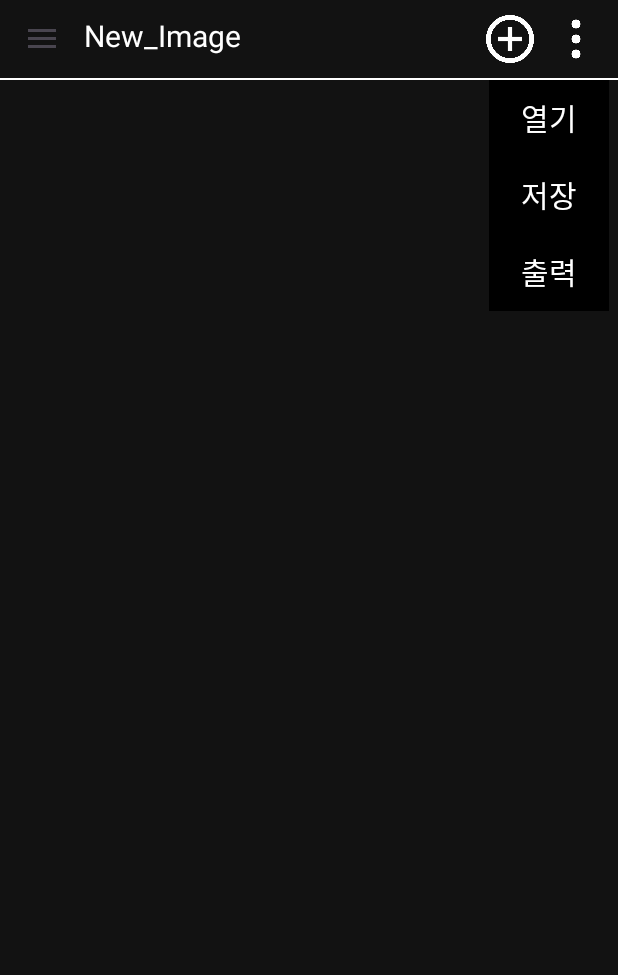
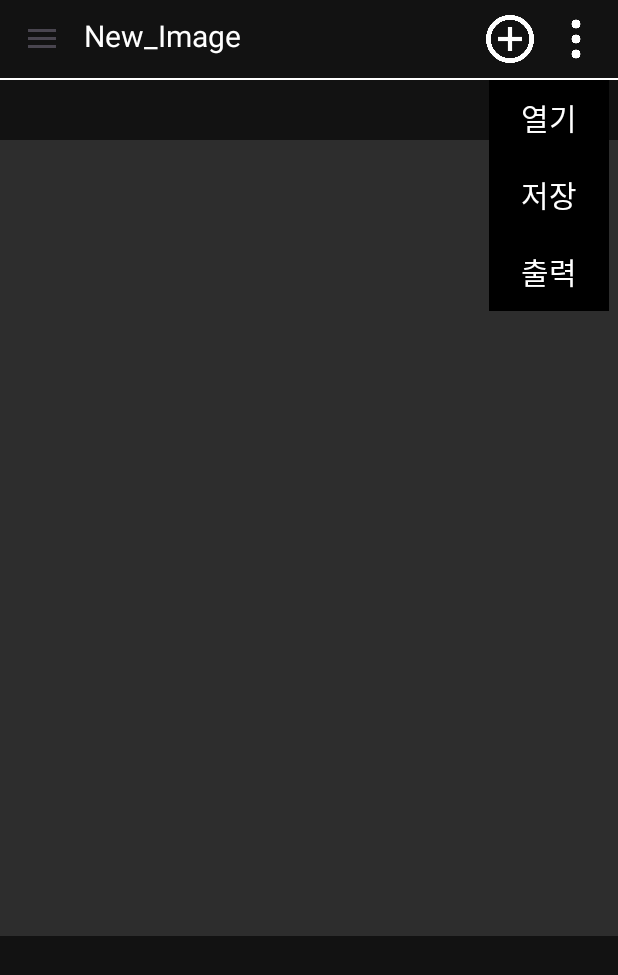
Before and after one commit to corangg/Img_decorat, an Android app: the screen it shows after launch (MainActivity), after a tap on "열기", on a phone screen of 412 x 824 dp. Shown: the top 975 px of the screen. Run offline under Robolectric (Android 15) with nearby library versions, the phone set to English and light mode, and no system bars; our stand-ins replace Dagger/Hilt's generated code, data binding; 2 other taps on this screen came first.

Commit message:
-드로우 레이아웃에 체크 박스 추가 -이미지 뷰 추가

```diff
--- a/src/main/java/com/example/img_decorat/ui/MainActivity.kt
+++ b/src/main/java/com/example/img_decorat/ui/MainActivity.kt
@@ -4,18 +4,11 @@ import android.Manifest
 import android.app.Activity
 import android.content.Intent
 import android.content.pm.PackageManager
-import android.graphics.Bitmap
-import android.graphics.BitmapFactory
-import android.net.Uri
 import android.os.Bundle
-import android.provider.MediaStore
-import android.util.Log
-import android.view.Menu
 import android.view.MenuItem
 import android.view.View
 import android.view.animation.AnimationUtils
 import android.widget.ImageButton
-import android.widget.LinearLayout
 import androidx.activity.enableEdgeToEdge
 import androidx.activity.result.contract.ActivityResultContracts
 import androidx.activity.viewModels
@@ -29,36 +22,25 @@ import androidx.databinding.DataBindingUtil
 import androidx.databinding.ViewDataBinding
 import androidx.recyclerview.widget.DividerItemDecoration
 import androidx.recyclerview.widget.LinearLayoutManager
+import com.example.img_decorat.ImgLayerData
 import com.example.img_decorat.R
 import com.example.img_decorat.RequestCode
 import com.example.img_decorat.databinding.ActivityMainBinding
 import com.example.img_decorat.ui.adapter.LayerAdapter
 import com.example.img_decorat.ui.adapter.MenuAdapter
 import com.example.img_decorat.viewmodel.MainViewModel
+import java.util.LinkedList
 
-class MainActivity : AppCompatActivity(),MenuAdapter.OnItemClickListener,LayerAdapter.OnItemClickListener {
+class MainActivity : AppCompatActivity(),MenuAdapter.OnItemClickListener,LayerAdapter.OnLayerItemClickListener {
     private lateinit var binding : ActivityMainBinding
     private val viewModel: MainViewModel by viewModels()
     lateinit var drawerToggle: ActionBarDrawerToggle
     lateinit var menuAdapter: MenuAdapter
     lateinit var layerAdapter: LayerAdapter
 
-    private val imagesList = mutableListOf<Uri>()
-
     val requestGalleryLauncher = registerForActivityResult(ActivityResultContracts.StartActivityForResult()){
         if(it.resultCode == Activity.RESULT_OK && it.data != null){
-            val data = it.data
-
-            data?.clipData?.let{ clipData ->
-                for (i in 0 until clipData.itemCount) {
-                    val imageUri: Uri = clipData.getItemAt(i).uri
-                    imagesList.add(imageUri)
-                }
-            } ?: data?.data?.let { uri ->
-                imagesList.add(uri)
-            }
-
-            viewModel.updateLayerList(imagesList)
+            viewModel.setImgLayerList(it.data)
         }
     }
 
@@ -106,7 +88,7 @@ class MainActivity : AppCompatActivity(),MenuAdapter.OnItemClickListener,LayerAd
         )
     }
 
-    private fun layerAdapterSet(list : MutableList<Uri>){
+    private fun layerAdapterSet(list : LinkedList<ImgLayerData>){
         binding.recycleLayer.layoutManager = LinearLayoutManager(this)
         layerAdapter = LayerAdapter(list,this)
 
@@ -123,6 +105,11 @@ class MainActivity : AppCompatActivity(),MenuAdapter.OnItemClickListener,LayerAd
 
     override fun onItemClick(position: Int) {
         position
+    }
+
+    override fun onCheckedClick(position: Int, checked: Boolean) {
+
+        viewModel.updateChecked(position, checked)
     }
 
     private fun setObserve(){
--- a/src/main/res/layout/activity_main.xml
+++ b/src/main/res/layout/activity_main.xml
@@ -72,6 +72,39 @@
                 android:layout_below="@+id/main_toolbar"
                 android:background="@color/white"/>
 
+            <View
+                android:layout_width="match_parent"
+                android:layout_height="wrap_content"
+                android:id="@+id/img_view"
+                android:layout_below="@id/line_toolbar"
+                android:layout_above="@id/edit_view"
+                android:layout_marginTop="40dp"
+                android:layout_marginBottom="80dp"
+                android:background="#2D2D2D" />
+
+            <LinearLayout
+                android:layout_width="match_parent"
+                android:layout_height="120dp"
+                android:id="@+id/edit_view"
+                android:layout_alignParentBottom="true"
+                android:orientation="horizontal">
+
+            </LinearLayout>
+
+            <!--<LinearLayout
+                android:layout_width="match_parent"
+                android:layout_height="match_parent"
+                android:orientation="vertical">
+
+                <View
+                    android:layout_width="match_parent"
+                    android:layout_height="match_parent"
+                    android:background="#2D2D2D" />
+
+            </LinearLayout>-->
+
+
+
             <LinearLayout
                 android:layout_width="80dp"
                 android:layout_height="wrap_content"
@@ -90,21 +123,34 @@
             </LinearLayout>
         </RelativeLayout>
 
-        <LinearLayout
-            android:layout_width="160dp"
+        <RelativeLayout
+            android:layout_width="170dp"
             android:layout_height="match_parent"
             android:layout_marginTop="100dp"
             android:layout_marginBottom="80dp"
             android:background="@drawable/bg_drawer_layout"
             android:id="@+id/main_drawer_view"
-            android:orientation="vertical"
             android:layout_gravity="start" >
             <androidx.recyclerview.widget.RecyclerView
                 android:layout_width="match_parent"
                 android:layout_height="match_parent"
                 android:layout_gravity="center"
+                android:paddingTop="20dp"
+                android:layout_marginBottom="80dp"
                 android:id="@+id/recycle_layer" />
-        </LinearLayout>
+            <ImageButton
+                android:layout_width="36dp"
+                android:layout_height="36dp"
+                android:id="@+id/layer_add"
+                android:layout_alignParentBottom="true"
+                android:layout_marginHorizontal="67dp"
+                android:layout_marginBottom="16dp"
+                android:background="@drawable/ic_add"
+                android:backgroundTint="@color/white"
+                android:onClick="@{()->viewmodel.addLayer()}"/>
+        </RelativeLayout>
+
+
 <!--        리사이클러뷰로 바꿔야함-->
 
 
--- a/src/main/res/values-night/themes.xml
+++ b/src/main/res/values-night/themes.xml
@@ -2,28 +2,9 @@
     <!-- Base application theme. -->
     <style name="Theme.Img_decorat" parent="Theme.Material3.DayNight.NoActionBar" >
         <item name="overlapAnchor">false</item>
-        <item name="android:dropDownVerticalOffset">?attr/actionBarSize</item>
-        <item name="android:dropDownWidth">48dp</item>
-        <item name="android:actionBarSize">48dp</item>
-        <!--<item name="colorOnPrimary">@color/white</item>
-        <item name="colorPrimary">@color/white</item>
-        <item name="colorSecondary">@color/white</item>
-        <item name="colorOnSecondary">@color/white</item>-->
-
-
-        <item name="colorAccent">@color/white</item>
-        <item name="android:textColorSecondary">@color/white</item>
-        <item name="toolbarNavigationButtonStyle">@style/AppTheme.Actionbar</item>
-        <item name="android:actionOverflowButtonStyle">@style/AppTheme.OverFlow</item>
+        <item name="android:dropDownVerticalOffset">200dp</item>
+        <item name="colorPrimary">@color/black</item>
+        <item name="colorOnPrimary">@color/white</item>
 
     </style>
-
-
-    <style name="AppTheme.Actionbar" parent="Widget.AppCompat.Toolbar.Button.Navigation">
-        <item name="android:tint">#5C5C5C</item>
-    </style>
-
-    <style name="AppTheme.OverFlow" parent="Widget.AppCompat.ActionButton.Overflow">
-        <item name="android:tint">#ffffff</item>
-    </style>
 </resources>
--- a/src/main/res/values/themes.xml
+++ b/src/main/res/values/themes.xml
@@ -5,6 +5,9 @@
 
         <item name="overlapAnchor">false</item>
         <item name="android:dropDownVerticalOffset">200dp</item>
+        <item name="colorPrimary">@color/black</item>
+        <item name="colorOnPrimary">@color/white</item>
+
 
 
     </style>
```
Also changed, not shown: src/main/java/com/example/img_decorat/DataModel.kt (added, +8 -0 lines), src/main/java/com/example/img_decorat/ui/adapter/LayerAdapter.kt (+17 -35 lines), src/main/java/com/example/img_decorat/viewmodel/MainViewModel.kt (+37 -4 lines), src/main/res/layout/item_layer.xml (+41 -3 lines).
